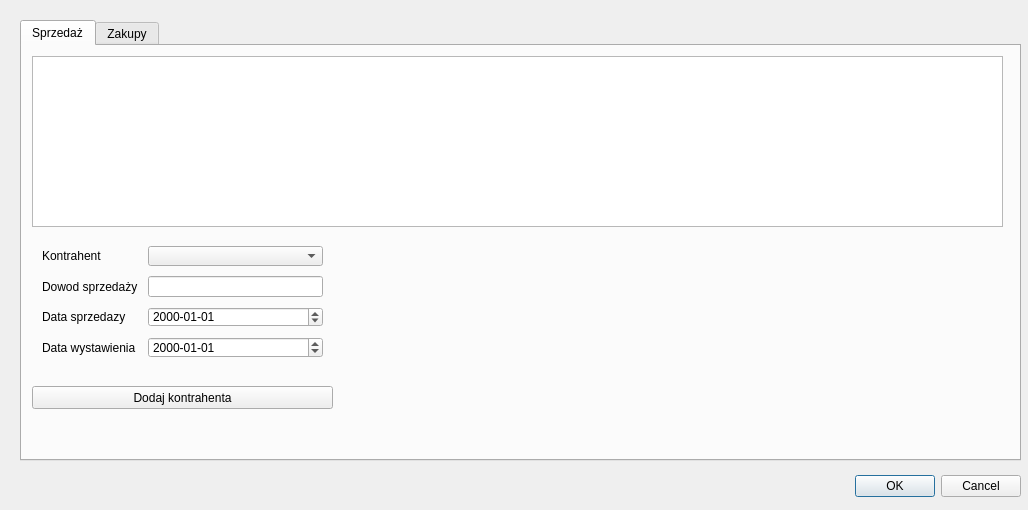
Old version of the form companydialog.ui in the repository Huehueh/Bazodanowa.
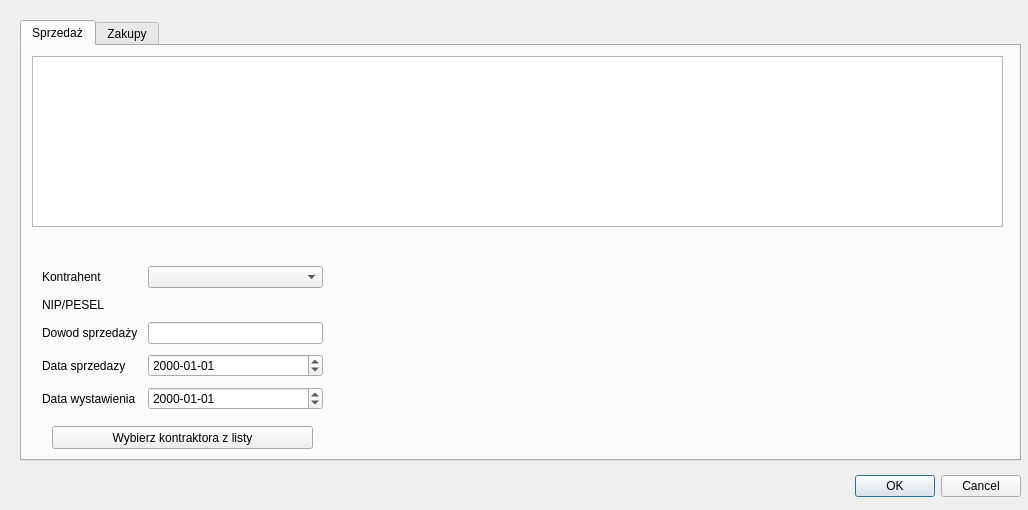
New version of the form.

Diff of the .ui file:
```diff
--- a/companydialog.ui
+++ b/companydialog.ui
@@ -59,9 +59,9 @@
      <property name="geometry">
       <rect>
        <x>10</x>
-       <y>190</y>
+       <y>210</y>
        <width>301</width>
-       <height>142</height>
+       <height>201</height>
       </rect>
      </property>
      <layout class="QFormLayout" name="formLayout">
@@ -90,63 +90,77 @@
         </property>
        </widget>
       </item>
-      <item row="1" column="0">
-       <widget class="QLabel" name="label_2">
-        <property name="text">
-         <string>Dowod sprzedaży</string>
-        </property>
-       </widget>
-      </item>
       <item row="0" column="1">
        <widget class="QComboBox" name="contractorBox"/>
       </item>
-      <item row="1" column="1">
-       <widget class="QLineEdit" name="invoiceEdit"/>
-      </item>
       <item row="2" column="0">
-       <widget class="QLabel" name="label_3">
+       <widget class="QLabel" name="label_2">
         <property name="text">
-         <string>Data sprzedazy</string>
+         <string>Dowod sprzedaży</string>
         </property>
        </widget>
       </item>
       <item row="2" column="1">
+       <widget class="QLineEdit" name="invoiceEdit"/>
+      </item>
+      <item row="3" column="1">
        <widget class="QDateEdit" name="saleDateEdit">
         <property name="displayFormat">
          <string>yyyy-MM-dd</string>
         </property>
        </widget>
       </item>
+      <item row="4" column="1">
+       <widget class="QDateEdit" name="issueDateEdit">
+        <property name="displayFormat">
+         <string>yyyy-MM-dd</string>
+        </property>
+       </widget>
+      </item>
+      <item row="5" column="0">
+       <layout class="QVBoxLayout" name="verticalLayout"/>
+      </item>
       <item row="3" column="0">
+       <widget class="QLabel" name="label_3">
+        <property name="text">
+         <string>Data sprzedazy</string>
+        </property>
+       </widget>
+      </item>
+      <item row="4" column="0">
        <widget class="QLabel" name="label_4">
         <property name="text">
          <string>Data wystawienia</string>
         </property>
        </widget>
       </item>
-      <item row="3" column="1">
-       <widget class="QDateEdit" name="issueDateEdit">
-        <property name="displayFormat">
-         <string>yyyy-MM-dd</string>
+      <item row="1" column="0">
+       <widget class="QLabel" name="label_5">
+        <property name="text">
+         <string>NIP/PESEL</string>
         </property>
        </widget>
       </item>
-      <item row="4" column="0">
-       <layout class="QVBoxLayout" name="verticalLayout"/>
+      <item row="1" column="1">
+       <widget class="QLabel" name="numberLabel">
+        <property name="text">
+         <string/>
+        </property>
+       </widget>
       </item>
      </layout>
     </widget>
     <widget class="QPushButton" name="addContractorButton">
      <property name="geometry">
       <rect>
-       <x>10</x>
-       <y>340</y>
-       <width>301</width>
+       <x>30</x>
+       <y>380</y>
+       <width>261</width>
        <height>23</height>
       </rect>
      </property>
      <property name="text">
-      <string>Dodaj kontrahenta</string>
+      <string>Wybierz kontraktora z listy</string>
      </property>
     </widget>
    </widget>
```
Left out of the diff: 15 changed lines with no effect on the pictures.
